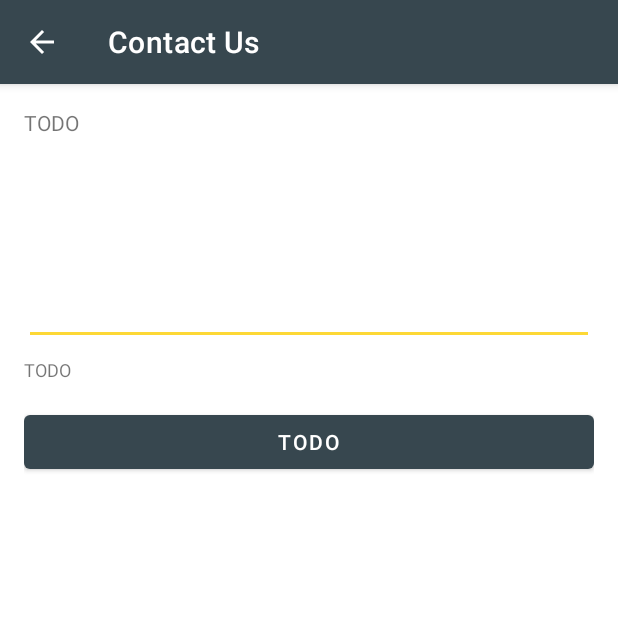
After one commit to bvlion/ShareBookmarks, an Android app: the InquiryActivity screen opened directly, with no data from a screen before it, on a phone screen of 412 x 824 dp, the top half of it. The commit adds this screen. Run offline under Robolectric (Android 15) with nearby library versions, the phone set to English and light mode, and no system bars; 1 statement that could not run was skipped.

Commit message:
マテリアルデザインの適用とお問い合わせ画面の土台作成

```diff
--- a/app/src/main/AndroidManifest.xml
+++ b/app/src/main/AndroidManifest.xml
@@ -24,6 +24,8 @@
             </intent-filter>
         </activity>
 
+        <activity android:name=".activity.InquiryActivity" />
+
         <meta-data
             android:name="com.google.android.gms.ads.APPLICATION_ID"
             android:value="${admob_key}"/>
--- a/app/src/main/java/net/ambitious/android/sharebookmarks/BaseActivity.kt
+++ b/app/src/main/java/net/ambitious/android/sharebookmarks/BaseActivity.kt
@@ -1,6 +1,7 @@
 package net.ambitious.android.sharebookmarks
 
 import android.os.Bundle
+import android.view.MenuItem
 import androidx.appcompat.app.AppCompatActivity
 import com.google.firebase.analytics.FirebaseAnalytics
 import net.ambitious.android.sharebookmarks.util.RemoteConfigUtils
@@ -13,5 +14,24 @@ open class BaseActivity : AppCompatActivity() {
 
     firebaseAnalytics = FirebaseAnalytics.getInstance(this)
     RemoteConfigUtils.fetch()
+
+//    setTheme(R.style.AppTheme_NoActionBar)
+
+    if (isBackShowOnly()) {
+      supportActionBar?.apply {
+        setDisplayHomeAsUpEnabled(true)
+        setTitle(R.string.menu_contact)
+      }
+    }
   }
+
+  override fun onOptionsItemSelected(item: MenuItem): Boolean {
+    if (item.itemId == android.R.id.home && isBackShowOnly()) {
+      finish()
+      return true
+    }
+    return super.onOptionsItemSelected(item)
+  }
+
+  open fun isBackShowOnly() = true
 }
--- /dev/null
+++ b/app/src/main/java/net/ambitious/android/sharebookmarks/activity/InquiryActivity.kt
@@ -0,0 +1,15 @@
+package net.ambitious.android.sharebookmarks.activity
+
+import android.os.Bundle
+import net.ambitious.android.sharebookmarks.BaseActivity
+import net.ambitious.android.sharebookmarks.R
+import net.ambitious.android.sharebookmarks.util.AnalyticsUtils
+
+class InquiryActivity : BaseActivity() {
+  override fun onCreate(savedInstanceState: Bundle?) {
+    super.onCreate(savedInstanceState)
+    AnalyticsUtils.logStartActivity(firebaseAnalytics, "InquiryActivity")
+
+    setContentView(R.layout.activity_inquiry)
+  }
+}
--- /dev/null
+++ b/app/src/main/java/net/ambitious/android/sharebookmarks/ui/inquiry/InquiryFragment.kt
@@ -0,0 +1,18 @@
+package net.ambitious.android.sharebookmarks.ui.inquiry
+
+import android.os.Bundle
+import android.view.LayoutInflater
+import android.view.View
+import android.view.ViewGroup
+import androidx.fragment.app.Fragment
+import net.ambitious.android.sharebookmarks.R
+
+class InquiryFragment : Fragment() {
+
+  override fun onCreateView(
+    inflater: LayoutInflater,
+    container: ViewGroup?,
+    savedInstanceState: Bundle?
+  ): View? = inflater.inflate(R.layout.fragment_inquiry, container, false).apply {
+  }
+}
--- /dev/null
+++ b/app/src/main/res/layout/activity_inquiry.xml
@@ -0,0 +1,20 @@
+<?xml version="1.0" encoding="utf-8"?>
+<androidx.constraintlayout.widget.ConstraintLayout
+  xmlns:app="http://schemas.android.com/apk/res-auto"
+  xmlns:android="http://schemas.android.com/apk/res/android"
+  xmlns:tools="http://schemas.android.com/tools"
+  android:layout_width="match_parent"
+  android:layout_height="match_parent"
+  app:layout_behavior="@string/appbar_scrolling_view_behavior"
+  tools:context=".activity.InquiryActivity">
+
+  <androidx.fragment.app.FragmentContainerView
+    android:id="@+id/nav_host_fragment"
+    android:name="net.ambitious.android.sharebookmarks.ui.inquiry.InquiryFragment"
+    android:layout_width="match_parent"
+    android:layout_height="match_parent"
+    app:defaultNavHost="true"
+    app:layout_constraintLeft_toLeftOf="parent"
+    app:layout_constraintRight_toRightOf="parent"
+    app:layout_constraintTop_toTopOf="parent" />
+</androidx.constraintlayout.widget.ConstraintLayout>
--- a/app/src/main/res/layout/fragment_gallery.xml
+++ /dev/null
@@ -1,19 +0,0 @@
-<?xml version="1.0" encoding="utf-8"?>
-<androidx.constraintlayout.widget.ConstraintLayout xmlns:android="http://schemas.android.com/apk/res/android"
-    xmlns:app="http://schemas.android.com/apk/res-auto"
-    android:layout_width="match_parent"
-    android:layout_height="match_parent">
-
-    <TextView
-        android:id="@+id/text_gallery"
-        android:layout_width="match_parent"
-        android:layout_height="wrap_content"
-        android:layout_marginStart="8dp"
-        android:layout_marginTop="8dp"
-        android:layout_marginEnd="8dp"
-        android:textAlignment="center"
-        android:textSize="20sp"
-        app:layout_constraintEnd_toEndOf="parent"
-        app:layout_constraintStart_toStartOf="parent"
-        app:layout_constraintTop_toTopOf="parent" />
-</androidx.constraintlayout.widget.ConstraintLayout>
--- /dev/null
+++ b/app/src/main/res/layout/fragment_inquiry.xml
@@ -0,0 +1,48 @@
+<?xml version="1.0" encoding="utf-8"?>
+<ScrollView
+  android:layout_width="match_parent"
+  android:layout_height="wrap_content"
+  xmlns:android="http://schemas.android.com/apk/res/android"
+  xmlns:app="http://schemas.android.com/apk/res-auto">
+
+  <LinearLayout
+    android:layout_width="match_parent"
+    android:layout_height="wrap_content"
+    android:orientation="vertical"
+    android:padding="@dimen/space_normal">
+
+    <TextView
+      android:id="@+id/inquiry_title"
+      android:layout_width="match_parent"
+      android:layout_height="wrap_content"
+      android:text="TODO" />
+
+    <EditText
+      android:id="@+id/inquiry_text"
+      android:layout_width="match_parent"
+      android:layout_height="wrap_content"
+      android:layout_marginTop="@dimen/space_small"
+      android:gravity="top"
+      android:minLines="5" />
+
+    <TextView
+      android:id="@+id/inquiry_desc"
+      android:layout_width="match_parent"
+      android:layout_height="wrap_content"
+      android:layout_marginTop="@dimen/space_small"
+      android:text="TODO"
+      android:textSize="12sp" />
+
+    <com.google.android.material.button.MaterialButton
+      android:id="@+id/send_button"
+      style="@style/Widget.MaterialComponents.Button"
+      android:layout_width="match_parent"
+      android:layout_height="wrap_content"
+      android:layout_marginTop="@dimen/space_normal"
+      android:text="TODO"
+      android:textAllCaps="false"
+      app:cornerRadius="@dimen/space_very_small" />
+
+  </LinearLayout>
+
+</ScrollView>
--- a/app/src/main/res/values/styles.xml
+++ b/app/src/main/res/values/styles.xml
@@ -1,7 +1,7 @@
 <resources>
 
     <!-- Base application theme. -->
-    <style name="AppTheme" parent="Theme.AppCompat.Light.DarkActionBar">
+    <style name="AppTheme" parent="Theme.MaterialComponents.Light.DarkActionBar">
         <!-- Customize your theme here. -->
         <item name="colorPrimary">@color/colorPrimary</item>
         <item name="colorPrimaryDark">@color/colorPrimaryDark</item>
```
